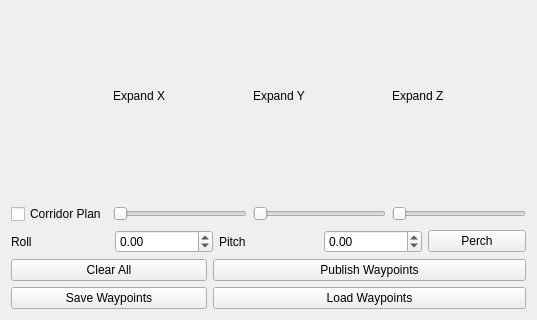
First picture: the form in waypoint_navigation_plugin/ui/WaypointNavigation.ui, repository arplaboratory/waypoint_navigation_plugin, before the edit; both pictures show x 0 to 537 and y 434 to 754 of the 537 by 754 pixel window.
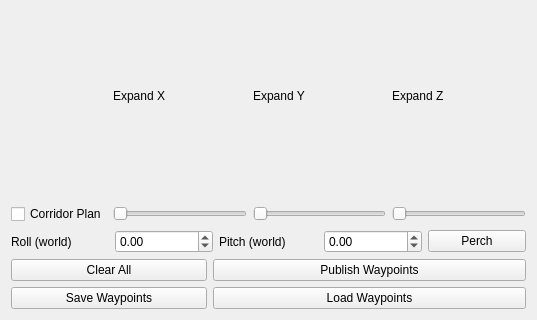
Second picture: the form after the edit.

```diff
--- a/waypoint_navigation_plugin/ui/WaypointNavigation.ui
+++ b/waypoint_navigation_plugin/ui/WaypointNavigation.ui
@@ -495,7 +495,7 @@
      <item>
       <widget class="QLabel" name="label_11">
        <property name="text">
-        <string>Roll</string>
+        <string>Roll (world)</string>
        </property>
       </widget>
      </item>
@@ -515,7 +515,7 @@
      <item>
       <widget class="QLabel" name="label_12">
        <property name="text">
-        <string>Pitch</string>
+        <string>Pitch (world)</string>
        </property>
       </widget>
      </item>
```
Left out of the diff: 20 changed lines with no effect on the pictures.
